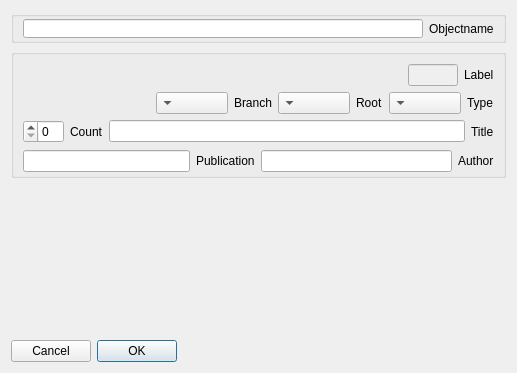
Old version of the form Client/reghaabat/objectform.ui in the repository nournia/ketabkhaane.
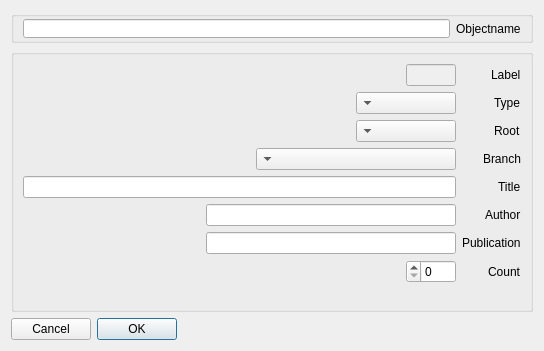
New version of the form. Custom widgets are drawn as their Qt base class.

```diff
--- a/Client/reghaabat/objectform.ui
+++ b/Client/reghaabat/objectform.ui
@@ -6,8 +6,8 @@
    <rect>
     <x>0</x>
     <y>0</y>
-    <width>517</width>
-    <height>373</height>
+    <width>544</width>
+    <height>351</height>
    </rect>
   </property>
   <property name="layoutDirection">
@@ -66,20 +66,18 @@
         <property name="title">
          <string/>
         </property>
-        <layout class="QVBoxLayout" name="verticalLayout_2">
-         <property name="bottomMargin">
-          <number>2</number>
+        <layout class="QFormLayout" name="formLayout">
+         <property name="fieldGrowthPolicy">
+          <enum>QFormLayout::AllNonFixedFieldsGrow</enum>
          </property>
-         <item>
-          <layout class="QHBoxLayout" name="horizontalLayout_4">
-           <item>
+         <item row="0" column="0">
             <widget class="QLabel" name="label_2">
              <property name="text">
               <string>Label</string>
              </property>
             </widget>
            </item>
-           <item>
+         <item row="0" column="1">
             <widget class="QLineEdit" name="eLabel">
              <property name="enabled">
               <bool>false</bool>
@@ -92,154 +90,130 @@
              </property>
             </widget>
            </item>
-           <item>
-            <spacer name="horizontalSpacer_2">
-             <property name="orientation">
-              <enum>Qt::Horizontal</enum>
-             </property>
-             <property name="sizeHint" stdset="0">
-              <size>
-               <width>40</width>
-               <height>20</height>
-              </size>
-             </property>
-            </spacer>
-           </item>
-          </layout>
-         </item>
-         <item>
-          <layout class="QHBoxLayout" name="horizontalLayout">
-           <item>
+         <item row="1" column="0">
             <widget class="QLabel" name="label_9">
              <property name="text">
               <string>Type</string>
              </property>
             </widget>
            </item>
-           <item>
-            <widget class="QComboBox" name="cType"/>
-           </item>
-           <item>
+         <item row="1" column="1">
+          <widget class="QComboBox" name="cType">
+           <property name="maximumSize">
+            <size>
+             <width>100</width>
+             <height>16777215</height>
+            </size>
+           </property>
+          </widget>
+         </item>
+         <item row="2" column="0">
             <widget class="QLabel" name="label_10">
              <property name="text">
               <string>Root</string>
              </property>
             </widget>
            </item>
-           <item>
-            <widget class="QComboBox" name="cRoot"/>
-           </item>
-           <item>
+         <item row="2" column="1">
+          <widget class="QComboBox" name="cRoot">
+           <property name="maximumSize">
+            <size>
+             <width>100</width>
+             <height>16777215</height>
+            </size>
+           </property>
+          </widget>
+         </item>
+         <item row="3" column="0">
             <widget class="QLabel" name="label_8">
              <property name="text">
               <string>Branch</string>
              </property>
             </widget>
            </item>
-           <item>
-            <widget class="QComboBox" name="cBranch"/>
-           </item>
-           <item>
-            <spacer name="horizontalSpacer">
-             <property name="orientation">
-              <enum>Qt::Horizontal</enum>
-             </property>
-             <property name="sizeHint" stdset="0">
+         <item row="3" column="1">
+          <widget class="QComboBox" name="cBranch">
+           <property name="maximumSize">
               <size>
-               <width>40</width>
-               <height>20</height>
-              </size>
-             </property>
-            </spacer>
-           </item>
-          </layout>
-         </item>
-         <item>
-          <layout class="QHBoxLayout" name="horizontalLayout_2">
-           <item>
+             <width>200</width>
+             <height>16777215</height>
+            </size>
+           </property>
+          </widget>
+         </item>
+         <item row="5" column="0">
             <widget class="QLabel" name="label_7">
              <property name="text">
               <string>Title</string>
              </property>
             </widget>
            </item>
-           <item>
-            <widget class="QLineEdit" name="eTitle"/>
-           </item>
-           <item>
+         <item row="5" column="1">
+          <widget class="QLineEdit" name="eTitle">
+           <property name="maximumSize">
+            <size>
+             <width>500</width>
+             <height>16777215</height>
+            </size>
+           </property>
+          </widget>
+         </item>
+         <item row="6" column="0">
+          <widget class="QLabel" name="label_4">
+           <property name="text">
+            <string>Author</string>
+           </property>
+          </widget>
+         </item>
+         <item row="6" column="1">
+          <widget class="MyLineEdit" name="eAuthor">
+           <property name="maximumSize">
+            <size>
+             <width>250</width>
+             <height>16777215</height>
+            </size>
+           </property>
+          </widget>
+         </item>
+         <item row="7" column="0">
+          <widget class="QLabel" name="label_5">
+           <property name="text">
+            <string>Publication</string>
+           </property>
+          </widget>
+         </item>
+         <item row="7" column="1">
+          <widget class="MyLineEdit" name="ePublication">
+           <property name="maximumSize">
+            <size>
+             <width>250</width>
+             <height>16777215</height>
+            </size>
+           </property>
+          </widget>
+         </item>
+         <item row="8" column="0">
             <widget class="QLabel" name="label">
              <property name="text">
               <string>Count</string>
              </property>
             </widget>
            </item>
-           <item>
+         <item row="8" column="1">
             <widget class="QSpinBox" name="sCount">
+           <property name="maximumSize">
+            <size>
+             <width>50</width>
+             <height>16777215</height>
+            </size>
+           </property>
              <property name="maximum">
               <number>10</number>
              </property>
             </widget>
            </item>
           </layout>
-         </item>
-         <item>
-          <widget class="QWidget" name="gResource" native="true">
-           <property name="minimumSize">
-            <size>
-             <width>0</width>
-             <height>24</height>
-            </size>
-           </property>
-           <layout class="QHBoxLayout" name="horizontalLayout_3">
-            <property name="margin">
-             <number>0</number>
-            </property>
-            <item>
-             <layout class="QHBoxLayout" name="lAuthor">
-              <item>
-               <widget class="QLabel" name="label_4">
-                <property name="text">
-                 <string>Author</string>
-                </property>
-               </widget>
-              </item>
-              <item>
-               <widget class="MyLineEdit" name="eAuthor"/>
-              </item>
-             </layout>
-            </item>
-            <item>
-             <layout class="QHBoxLayout" name="lPublication">
-              <item>
-               <widget class="QLabel" name="label_5">
-                <property name="text">
-                 <string>Publication</string>
-                </property>
-               </widget>
-              </item>
-              <item>
-               <widget class="MyLineEdit" name="ePublication"/>
-              </item>
-             </layout>
-            </item>
-           </layout>
-          </widget>
-         </item>
-        </layout>
-       </widget>
-      </item>
-      <item>
-       <spacer name="verticalSpacer">
-        <property name="orientation">
-         <enum>Qt::Vertical</enum>
-        </property>
-        <property name="sizeHint" stdset="0">
-         <size>
-          <width>20</width>
-          <height>168</height>
-         </size>
-        </property>
-       </spacer>
+       </widget>
       </item>
       <item>
        <widget class="QDialogButtonBox" name="buttonBox">
```
Lines whose indentation alone changed are shown as unchanged.
